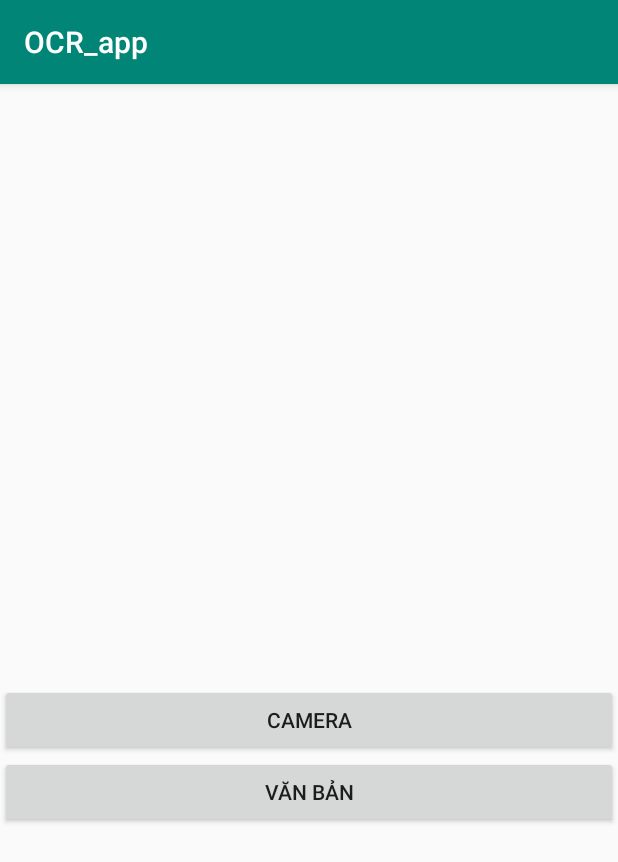
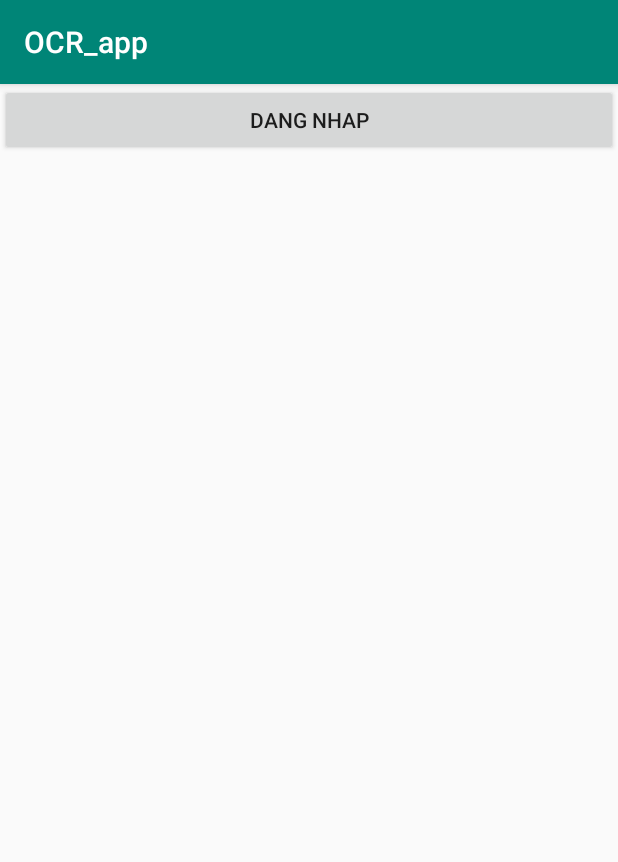
Before and after one commit to cripplinmuffin/cnpm2017_33_26, an Android app: the screen it shows after launch (MainActivity), on a phone screen of 412 x 824 dp. Shown: the top 862 px of the screen. Run offline under Robolectric (Android 15) with nearby library versions, the phone set to English and light mode, and no system bars; libraries missing offline, so code that uses them is left out: com.google.android.gms.

Commit message:
Thai Vu them man hinh Dang Nhap

```diff
--- a/OCR_app/app/src/main/java/com/example/ocr_app/MainActivity.java
+++ b/OCR_app/app/src/main/java/com/example/ocr_app/MainActivity.java
@@ -23,75 +23,20 @@ import com.google.android.gms.vision.text.TextRecognizer;
 import static android.widget.Toast.*;
 
 public class MainActivity extends AppCompatActivity {
-    ImageView imageView;
-    Button button,bt;
+
+
     @Override
     protected void onCreate(Bundle savedInstanceState) {
         super.onCreate(savedInstanceState);
         setContentView(R.layout.activity_main);
-        imageView=(ImageView)findViewById(R.id.imageView);
-        button=(Button)findViewById(R.id.button);
-        button.setOnClickListener(new View.OnClickListener() {
+
+        Button dangnhapBtn = (Button) findViewById(R.id.buttonDangnhap);
+        dangnhapBtn.setOnClickListener(new View.OnClickListener() {
             @Override
             public void onClick(View v) {
-                Intent intent= new Intent(MediaStore.ACTION_IMAGE_CAPTURE);
-                startActivityForResult(intent,123);
+                Intent intent=new Intent(getApplicationContext(),FeatureActivity.class);
+                startActivity(intent);
             }
         });
     }
-    @Override
-    protected void onActivityResult(int requestCode, int resultCode, Intent data) {
-        if (requestCode == 123 && resultCode == RESULT_OK) {
-            Bundle extras = data.getExtras();
-            final Bitmap imageBitmap = (Bitmap) extras.get("data");
-            imageView.setImageBitmap(imageBitmap);
-            bt=(Button)findViewById(R.id.button2);
-
-           bt.setOnClickListener(new View.OnClickListener() {
-               @Override
-               public void onClick(View v) {
-                  Intent intent=new Intent(MainActivity.this,OCRActivity.class);
-                   try {
-                       TextRecognizer detector = new TextRecognizer.Builder(getApplicationContext()).build();
-                       if (detector.isOperational() && imageBitmap != null) {
-                           Frame frame = new Frame.Builder().setBitmap(imageBitmap).build();
-                           SparseArray<TextBlock> textBlocks = detector.detect(frame);
-                           String blocks = "";
-                           String lines = "";
-                           String words = "";
-                           for (int index = 0; index < textBlocks.size(); index++) {
-                               //extract scanned text blocks here
-                               TextBlock tBlock = textBlocks.valueAt(index);
-                               blocks = blocks + tBlock.getValue() + "\n" + "\n";
-                               for (Text line : tBlock.getComponents()) {
-                                   //extract scanned text lines here
-                                   lines = lines + line.getValue() + "\n";
-                                   for (Text element : line.getComponents()) {
-                                       //extract scanned text words here
-                                       words = words + element.getValue() + ", ";
-                                   }
-                               }
-                           }
-                           if (textBlocks.size() == 0) {
-
-                           } else {
-
-
-                             intent.putExtra("text",blocks);
-                              startActivity(intent);
-                              finish();
-                           }
-                       } else {
-
-                       }
-                   } catch (Exception e) {
-
-                       Log.e("hihi", e.toString());
-                   }
-
-                   }
-
-           });
-        }
-    }
 }
--- a/OCR_app/app/src/main/res/layout/activity_main.xml
+++ b/OCR_app/app/src/main/res/layout/activity_main.xml
@@ -1,36 +1,13 @@
 <?xml version="1.0" encoding="utf-8"?>
-<androidx.constraintlayout.widget.ConstraintLayout xmlns:android="http://schemas.android.com/apk/res/android"
+<LinearLayout xmlns:android="http://schemas.android.com/apk/res/android"
     xmlns:app="http://schemas.android.com/apk/res-auto"
     xmlns:tools="http://schemas.android.com/tools"
     android:layout_width="match_parent"
-    android:layout_height="match_parent"
-    tools:context=".MainActivity">
-<LinearLayout
-    android:layout_width="match_parent"
-    android:layout_height="match_parent"
-    android:orientation="vertical">
-
-    <ImageView
-        android:id="@+id/imageView"
-        android:layout_width="match_parent"
-        android:layout_height="400dp" />
-
+    android:layout_height="match_parent">
     <Button
-        android:id="@+id/button"
+        android:id="@+id/buttonDangnhap"
         android:layout_width="match_parent"
         android:layout_height="wrap_content"
-        android:text="Camera" />
-
-    <Button
-        android:id="@+id/button2"
-        android:layout_width="match_parent"
-        android:layout_height="wrap_content"
-        android:text="Văn bản" />
-
-
-
-
-
+        android:text="Dang nhap" />
 
 </LinearLayout>
-</androidx.constraintlayout.widget.ConstraintLayout>
```
Also changed, not shown: OCR_app/app/src/main/java/com/example/ocr_app/FeatureActivity.java (added, +92 -0 lines), OCR_app/app/src/main/res/layout/activity_feature.xml (added, +30 -0 lines).
